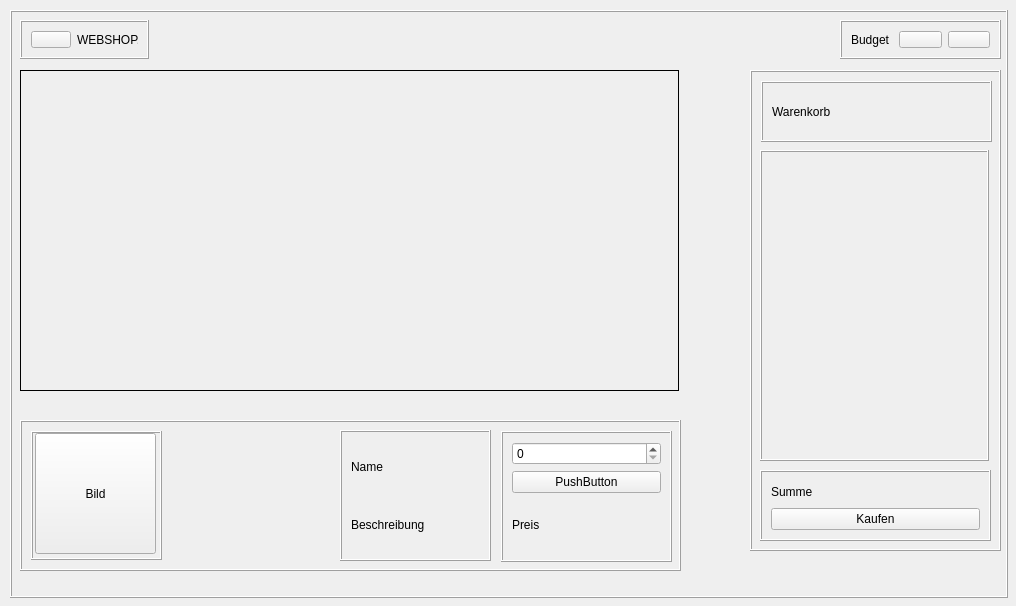
Qt form frontend/Warenkorb.ui (nhatlam96/gui-xtraktor) before a commit.
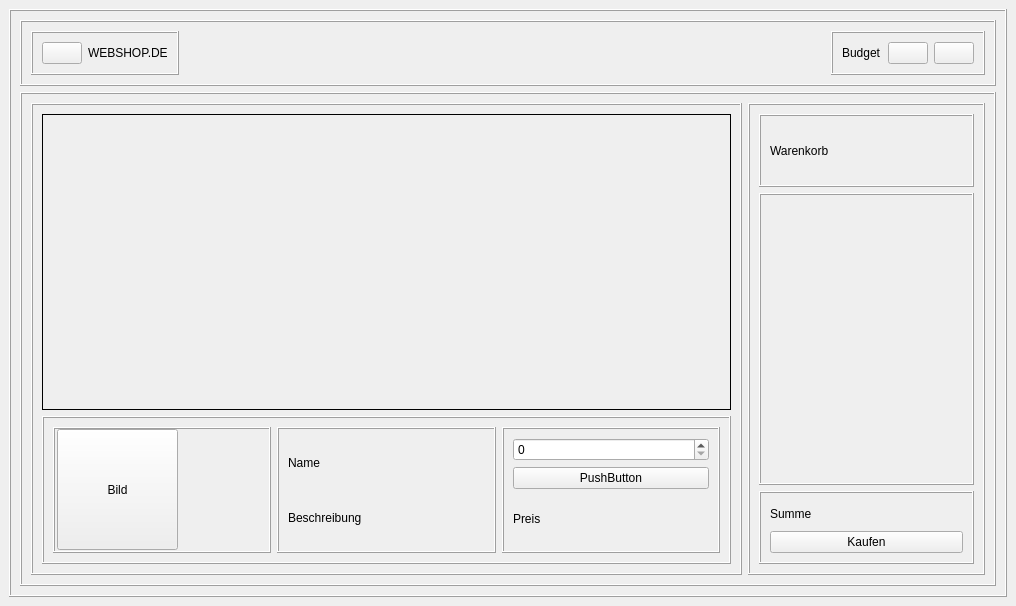
The same form after that commit. Icons and pictures are not drawn.

Diff of the .ui file:
```diff
--- a/frontend/Warenkorb.ui
+++ b/frontend/Warenkorb.ui
@@ -14,30 +14,69 @@
    <string>MainWindow</string>
   </property>
   <widget class="QWidget" name="centralwidget">
+   <layout class="QVBoxLayout" name="verticalLayout_7">
+    <item>
    <widget class="QFrame" name="main_frame">
-    <property name="geometry">
-     <rect>
-      <x>10</x>
-      <y>10</y>
-      <width>998</width>
-      <height>588</height>
-     </rect>
-    </property>
+      <property name="frameShape">
+       <enum>QFrame::Box</enum>
+      </property>
+      <property name="frameShadow">
+       <enum>QFrame::Raised</enum>
+      </property>
+      <layout class="QVBoxLayout" name="verticalLayout_6">
+       <item>
+        <widget class="QFrame" name="header_frame">
     <property name="frameShape">
      <enum>QFrame::Box</enum>
     </property>
     <property name="frameShadow">
      <enum>QFrame::Raised</enum>
     </property>
+         <layout class="QHBoxLayout" name="horizontalLayout">
+          <item alignment="Qt::AlignLeft">
+           <widget class="QFrame" name="frame">
+            <property name="frameShape">
+             <enum>QFrame::Box</enum>
+            </property>
+            <property name="frameShadow">
+             <enum>QFrame::Raised</enum>
+            </property>
+            <layout class="QHBoxLayout" name="horizontalLayout_3">
+             <item>
+              <widget class="QPushButton" name="home_Button">
+               <property name="text">
+                <string/>
+               </property>
+               <property name="icon">
+                <iconset>
+                 <normaloff>:/Icons/icons/home.svg</normaloff>:/Icons/icons/home.svg</iconset>
+               </property>
+               <property name="iconSize">
+                <size>
+                 <width>32</width>
+                 <height>32</height>
+                </size>
+               </property>
+              </widget>
+             </item>
+             <item>
+              <widget class="QLabel" name="web_label">
+               <property name="frameShape">
+                <enum>QFrame::NoFrame</enum>
+               </property>
+               <property name="frameShadow">
+                <enum>QFrame::Plain</enum>
+               </property>
+               <property name="text">
+                <string>WEBSHOP.DE</string>
+               </property>
+              </widget>
+             </item>
+            </layout>
+           </widget>
+          </item>
+          <item alignment="Qt::AlignRight">
     <widget class="QFrame" name="frame_2">
-     <property name="geometry">
-      <rect>
-       <x>830</x>
-       <y>10</y>
-       <width>161</width>
-       <height>39</height>
-      </rect>
-     </property>
      <property name="sizePolicy">
       <sizepolicy hsizetype="Preferred" vsizetype="Preferred">
        <horstretch>0</horstretch>
@@ -116,158 +155,30 @@
       </item>
      </layout>
     </widget>
-    <widget class="QFrame" name="frame">
-     <property name="geometry">
-      <rect>
-       <x>10</x>
-       <y>10</y>
-       <width>129</width>
-       <height>39</height>
-      </rect>
-     </property>
-     <property name="frameShape">
-      <enum>QFrame::Box</enum>
-     </property>
-     <property name="frameShadow">
-      <enum>QFrame::Raised</enum>
-     </property>
-     <layout class="QHBoxLayout" name="horizontalLayout_3">
-      <item>
-       <widget class="QPushButton" name="home_Button">
-        <property name="text">
-         <string/>
-        </property>
-        <property name="icon">
-         <iconset>
-          <normaloff>:/Icons/icons/home.svg</normaloff>:/Icons/icons/home.svg</iconset>
-        </property>
-        <property name="iconSize">
-         <size>
-          <width>32</width>
-          <height>32</height>
-         </size>
-        </property>
+          </item>
+         </layout>
        </widget>
       </item>
       <item>
-       <widget class="QLabel" name="web_label">
+        <widget class="QFrame" name="content_frame_2">
         <property name="frameShape">
-         <enum>QFrame::NoFrame</enum>
-        </property>
-        <property name="frameShadow">
-         <enum>QFrame::Plain</enum>
-        </property>
-        <property name="text">
-         <string>WEBSHOP.DE</string>
-        </property>
-       </widget>
-      </item>
-     </layout>
-    </widget>
-    <widget class="QFrame" name="content_frame">
-     <property name="geometry">
-      <rect>
-       <x>740</x>
-       <y>60</y>
-       <width>251</width>
-       <height>481</height>
-      </rect>
-     </property>
-     <property name="accessibleName">
-      <string/>
-     </property>
-     <property name="accessibleDescription">
-      <string/>
-     </property>
-     <property name="frameShape">
       <enum>QFrame::Box</enum>
      </property>
      <property name="frameShadow">
       <enum>QFrame::Raised</enum>
      </property>
-     <widget class="QFrame" name="frame_3">
-      <property name="geometry">
-       <rect>
-        <x>11</x>
-        <y>11</y>
-        <width>231</width>
-        <height>61</height>
-       </rect>
-      </property>
-      <property name="frameShape">
-       <enum>QFrame::Box</enum>
-      </property>
-      <property name="frameShadow">
-       <enum>QFrame::Raised</enum>
-      </property>
-      <layout class="QVBoxLayout" name="verticalLayout_4">
+         <layout class="QHBoxLayout" name="horizontalLayout_4" stretch="3,1">
        <item>
-        <widget class="QLabel" name="Warenkorb">
-         <property name="text">
-          <string>Warenkorb</string>
-         </property>
-        </widget>
-       </item>
-      </layout>
-     </widget>
-     <widget class="QFrame" name="frame_11">
-      <property name="geometry">
-       <rect>
-        <x>10</x>
-        <y>80</y>
-        <width>229</width>
-        <height>311</height>
-       </rect>
-      </property>
+           <widget class="QFrame" name="frame_4">
       <property name="frameShape">
        <enum>QFrame::Box</enum>
       </property>
       <property name="frameShadow">
        <enum>QFrame::Raised</enum>
       </property>
-     </widget>
-     <widget class="QFrame" name="frame_14">
-      <property name="geometry">
-       <rect>
-        <x>10</x>
-        <y>400</y>
-        <width>231</width>
-        <height>71</height>
-       </rect>
-      </property>
-      <property name="frameShape">
-       <enum>QFrame::Box</enum>
-      </property>
-      <property name="frameShadow">
-       <enum>QFrame::Raised</enum>
-      </property>
-      <layout class="QVBoxLayout" name="verticalLayout_5">
+            <layout class="QVBoxLayout" name="verticalLayout_2" stretch="6,3">
        <item>
-        <widget class="QLabel" name="Summe">
-         <property name="text">
-          <string>Summe</string>
-         </property>
-        </widget>
-       </item>
-       <item>
-        <widget class="QPushButton" name="Kaufen">
-         <property name="text">
-          <string>Kaufen</string>
-         </property>
-        </widget>
-       </item>
-      </layout>
-     </widget>
-    </widget>
     <widget class="QScrollArea" name="dyn_scrollarea">
-     <property name="geometry">
-      <rect>
-       <x>10</x>
-       <y>60</y>
-       <width>659</width>
-       <height>321</height>
-      </rect>
-     </property>
      <property name="frameShape">
       <enum>QFrame::Box</enum>
      </property>
@@ -291,36 +202,24 @@
        <rect>
         <x>0</x>
         <y>0</y>
-        <width>657</width>
-        <height>319</height>
+                  <width>687</width>
+                  <height>293</height>
        </rect>
       </property>
      </widget>
     </widget>
+             </item>
+             <item>
     <widget class="QFrame" name="frame_6">
-     <property name="geometry">
-      <rect>
-       <x>10</x>
-       <y>410</y>
-       <width>661</width>
-       <height>151</height>
-      </rect>
-     </property>
      <property name="frameShape">
       <enum>QFrame::Box</enum>
      </property>
      <property name="frameShadow">
       <enum>QFrame::Raised</enum>
      </property>
+               <layout class="QHBoxLayout" name="horizontalLayout_5">
+                <item>
      <widget class="QFrame" name="frame_8">
-      <property name="geometry">
-       <rect>
-        <x>11</x>
-        <y>11</y>
-        <width>131</width>
-        <height>129</height>
-       </rect>
-      </property>
       <property name="frameShape">
        <enum>QFrame::Box</enum>
       </property>
@@ -341,15 +240,35 @@
        </property>
       </widget>
      </widget>
+                </item>
+                <item>
+                 <widget class="QFrame" name="frame_7">
+                  <property name="frameShape">
+                   <enum>QFrame::Box</enum>
+                  </property>
+                  <property name="frameShadow">
+                   <enum>QFrame::Raised</enum>
+                  </property>
+                  <layout class="QVBoxLayout" name="verticalLayout_3">
+                   <item>
+                    <widget class="QLabel" name="Name">
+                     <property name="text">
+                      <string>Name</string>
+                     </property>
+                    </widget>
+                   </item>
+                   <item>
+                    <widget class="QLabel" name="Beschreibung">
+                     <property name="text">
+                      <string>Beschreibung</string>
+                     </property>
+                    </widget>
+                   </item>
+                  </layout>
+                 </widget>
+                </item>
+                <item>
      <widget class="QFrame" name="frame_5">
-      <property name="geometry">
-       <rect>
-        <x>481</x>
-        <y>11</y>
-        <width>171</width>
-        <height>131</height>
-       </rect>
-      </property>
       <property name="frameShape">
        <enum>QFrame::Box</enum>
       </property>
@@ -376,40 +295,93 @@
        </item>
       </layout>
      </widget>
-     <widget class="QFrame" name="frame_7">
-      <property name="geometry">
-       <rect>
-        <x>320</x>
-        <y>10</y>
-        <width>151</width>
-        <height>131</height>
-       </rect>
-      </property>
+                </item>
+               </layout>
+              </widget>
+             </item>
+            </layout>
+           </widget>
+          </item>
+          <item>
+           <widget class="QFrame" name="side_frame">
+            <property name="accessibleName">
+             <string/>
+            </property>
+            <property name="accessibleDescription">
+             <string/>
+            </property>
       <property name="frameShape">
        <enum>QFrame::Box</enum>
       </property>
       <property name="frameShadow">
        <enum>QFrame::Raised</enum>
       </property>
-      <layout class="QVBoxLayout" name="verticalLayout_3">
+            <layout class="QVBoxLayout" name="verticalLayout_8" stretch="1,4,1">
        <item>
-        <widget class="QLabel" name="Name">
+              <widget class="QFrame" name="frame_3">
+               <property name="frameShape">
+                <enum>QFrame::Box</enum>
+               </property>
+               <property name="frameShadow">
+                <enum>QFrame::Raised</enum>
+               </property>
+               <layout class="QVBoxLayout" name="verticalLayout_4">
+                <item>
+                 <widget class="QLabel" name="Warenkorb">
          <property name="text">
-          <string>Name</string>
+                   <string>Warenkorb</string>
          </property>
         </widget>
        </item>
+               </layout>
+              </widget>
+             </item>
        <item>
-        <widget class="QLabel" name="Beschreibung">
+              <widget class="QFrame" name="frame_11">
+               <property name="frameShape">
+                <enum>QFrame::Box</enum>
+               </property>
+               <property name="frameShadow">
+                <enum>QFrame::Raised</enum>
+               </property>
+              </widget>
+             </item>
+             <item>
+              <widget class="QFrame" name="frame_14">
+               <property name="frameShape">
+                <enum>QFrame::Box</enum>
+               </property>
+               <property name="frameShadow">
+                <enum>QFrame::Raised</enum>
+               </property>
+               <layout class="QVBoxLayout" name="verticalLayout_5">
+                <item>
+                 <widget class="QLabel" name="Summe">
          <property name="text">
-          <string>Beschreibung</string>
+                   <string>Summe</string>
          </property>
         </widget>
        </item>
-      </layout>
-     </widget>
-    </widget>
-   </widget>
+                <item>
+                 <widget class="QPushButton" name="Kaufen">
+                  <property name="text">
+                   <string>Kaufen</string>
+                  </property>
+                 </widget>
+                </item>
+               </layout>
+              </widget>
+             </item>
+            </layout>
+           </widget>
+          </item>
+         </layout>
+        </widget>
+       </item>
+      </layout>
+     </widget>
+    </item>
+   </layout>
   </widget>
  </widget>
  <resources>
```
Left out of the diff: 3 changed lines with no effect on the pictures. Lines whose indentation alone changed are shown as unchanged.
